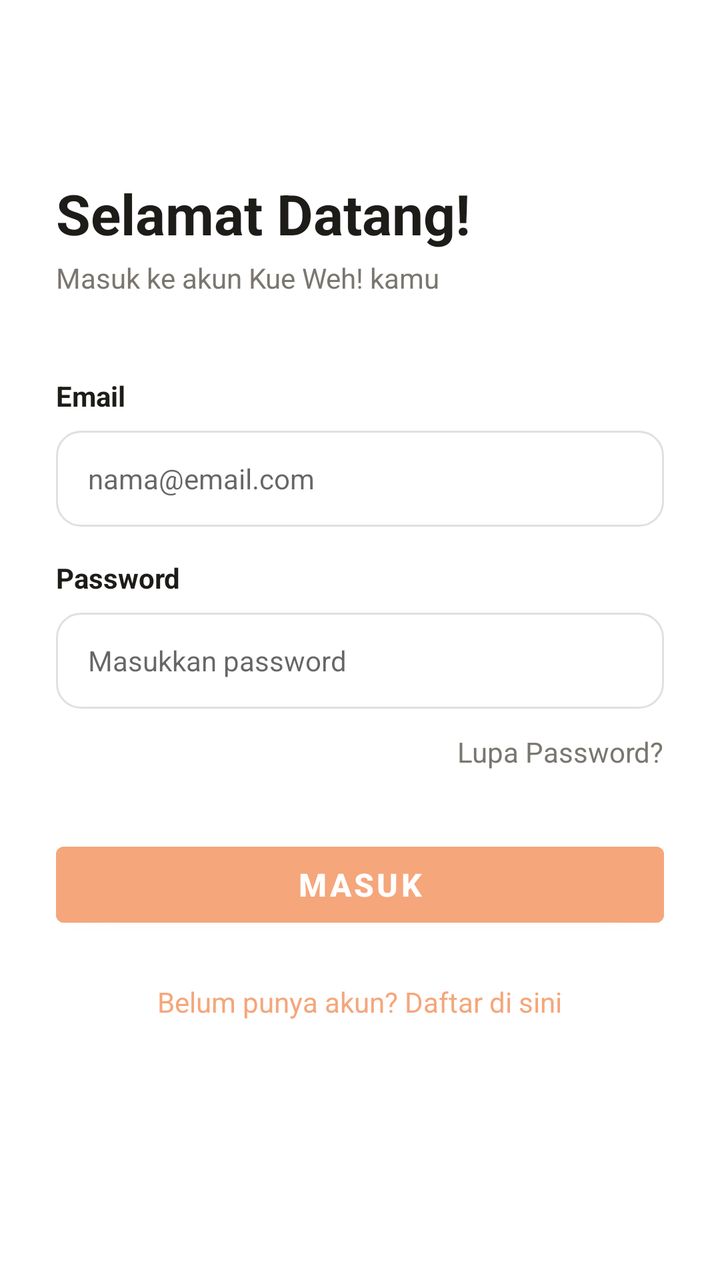
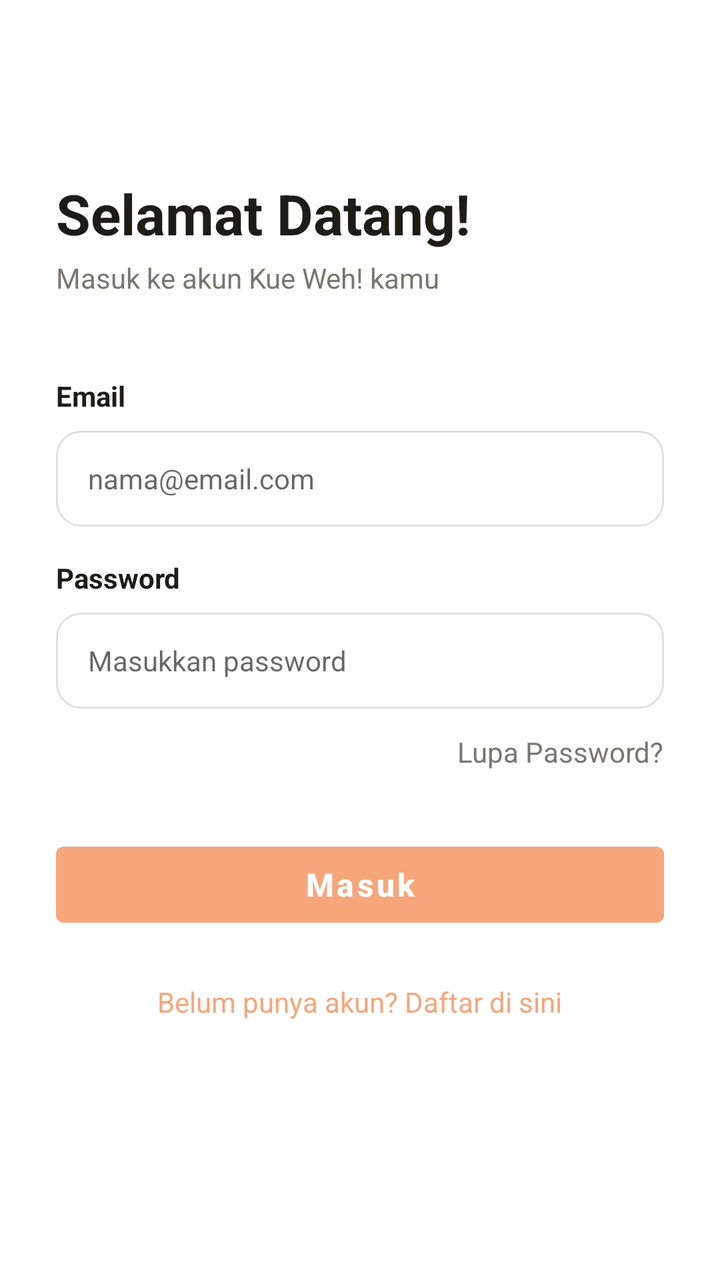

Screens rendered from an Android XML layout before and after an edit, with the pre-edit source and the edit as a unified diff.
<!-- AndroidManifest.xml: application theme Theme.KueWeh -->
<!-- res/layout/activity_login.xml -->
<?xml version="1.0" encoding="utf-8"?>
<LinearLayout xmlns:android="http://schemas.android.com/apk/res/android"
    android:layout_width="match_parent"
    android:layout_height="match_parent"
    android:background="#FFFFFF"
    android:orientation="vertical"
    android:padding="28dp">

    <TextView
        android:layout_width="wrap_content"
        android:layout_height="wrap_content"
        android:layout_marginTop="60dp"
        android:text="Selamat Datang!"
        android:textColor="#1E1C18"
        android:textSize="28sp"
        android:textStyle="bold" />

    <TextView
        android:layout_width="wrap_content"
        android:layout_height="wrap_content"
        android:layout_marginTop="4dp"
        android:layout_marginBottom="40dp"
        android:text="Masuk ke akun Kue Weh! kamu"
        android:textColor="#7A7670"
        android:textSize="14sp" />

    <TextView
        android:layout_width="wrap_content"
        android:layout_height="wrap_content"
        android:text="Email"
        android:textColor="#1E1C18"
        android:textStyle="bold" />
    <EditText
        android:id="@+id/etLoginEmail"
        android:layout_width="match_parent"
        android:layout_height="48dp"
        android:layout_marginTop="8dp"
        android:layout_marginBottom="16dp"
        android:background="@drawable/bg_input_rounded"
        android:hint="nama@email.com"
        android:inputType="textEmailAddress"
        android:paddingHorizontal="16dp"
        android:textSize="14sp" />

    <TextView
        android:layout_width="wrap_content"
        android:layout_height="wrap_content"
        android:text="Password"
        android:textColor="#1E1C18"
        android:textStyle="bold" />
    <EditText
        android:id="@+id/etLoginPassword"
        android:layout_width="match_parent"
        android:layout_height="48dp"
        android:layout_marginTop="8dp"
        android:background="@drawable/bg_input_rounded"
        android:hint="Masukkan password"
        android:inputType="textPassword"
        android:paddingHorizontal="16dp"
        android:textSize="14sp" />

    <TextView
        android:id="@+id/tvLupaPassword"
        android:layout_width="wrap_content"
        android:layout_height="wrap_content"
        android:layout_gravity="end"
        android:layout_marginTop="12dp"
        android:layout_marginBottom="32dp"
        android:text="Lupa Password?"
        android:textColor="#7A7670"
        android:textSize="14sp" />

    <Button
        android:id="@+id/btnLogin"
        android:layout_width="match_parent"
        android:layout_height="50dp"
        android:backgroundTint="#F5A67B"
        android:text="Masuk"
        android:textColor="#FFFFFF"
        android:textSize="16sp"
        android:textStyle="bold" />

    <TextView
        android:id="@+id/tvToRegister"
        android:layout_width="wrap_content"
        android:layout_height="wrap_content"
        android:layout_gravity="center_horizontal"
        android:layout_marginTop="24dp"
        android:text="Belum punya akun? Daftar di sini"
        android:textColor="#F5A67B"
        android:textSize="14sp" />

</LinearLayout>
<!-- resources referenced by this layout -->
<resources>
  <!-- drawable bg_input_rounded (drawable) -->
  <?xml version="1.0" encoding="utf-8"?>
  <shape xmlns:android="http://schemas.android.com/apk/res/android">
      <solid android:color="#FFFFFF" />
      <stroke android:width="1dp" android:color="#E0E0E0" />
      <corners android:radius="12dp" />
  </shape>
  <style name="Theme.KueWeh" parent="Theme.MaterialComponents.Light.NoActionBar">
          <item name="android:statusBarColor">@android:color/transparent</item>
  
          <item name="android:windowLightStatusBar">true</item>
      </style>
</resources>

<!-- the commit's change to res/layout/activity_login.xml (unified diff, before → after) -->
@@ -78,7 +78,8 @@
         android:text="Masuk"
         android:textColor="#FFFFFF"
         android:textSize="16sp"
-        android:textStyle="bold" />
+        android:textStyle="bold"
+        android:textAllCaps="false"/>
 
     <TextView
         android:id="@+id/tvToRegister"
